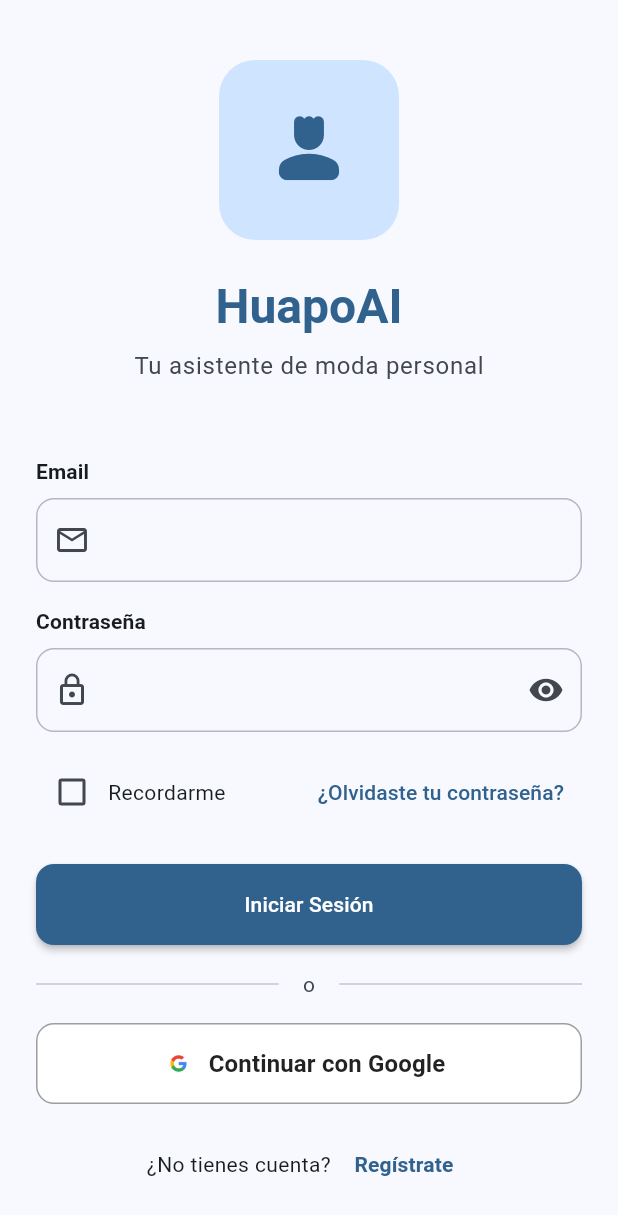
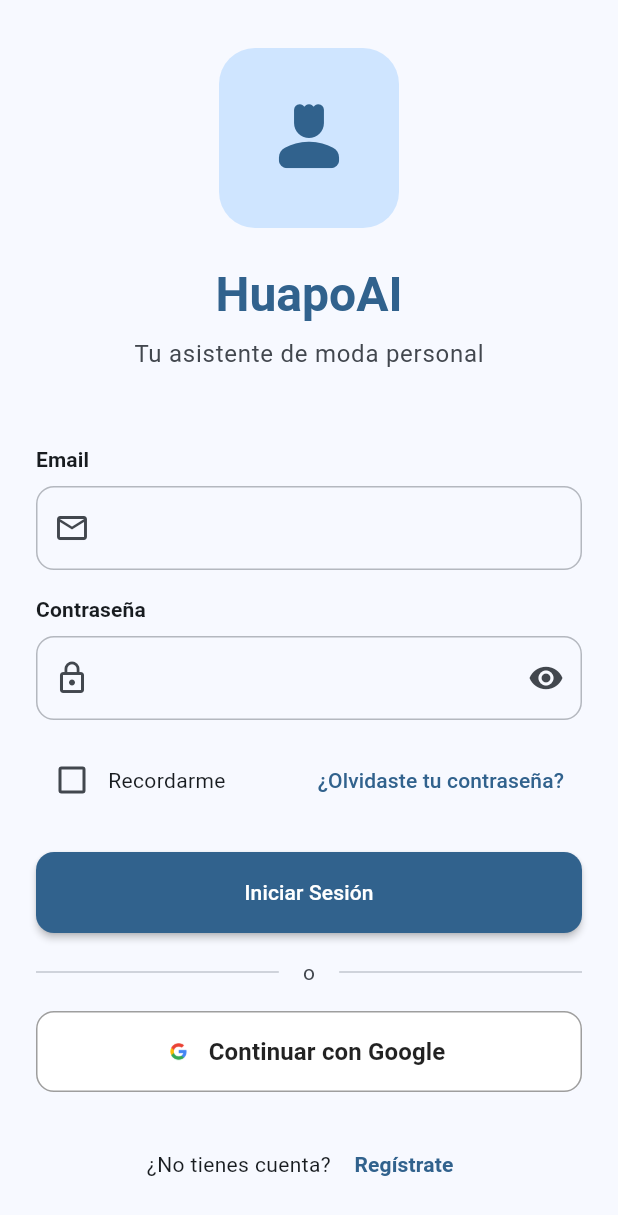
Before and after one commit to TheReeds/HaupoAI, a Flutter app: the screen it shows after launch, on a phone screen of 412 x 824 dp. Shown: the top 1215 px of the screen. Run offline on Flutter 3.47's test engine with Material 3 defaults, Android fonts, the phone set to English and light mode, and no system bars; our stand-ins replace cached_network_image, cloud_firestore, firebase_auth, firebase_core, firebase_storage, go_router and 2 more; accounts and stored records are empty.

Commit message:
fix: corrección de bugs visuales en login y home

```diff
--- a/lib/presentation/screens/auth/login_screen.dart
+++ b/lib/presentation/screens/auth/login_screen.dart
@@ -138,16 +138,23 @@ class _LoginScreenState extends State<LoginScreen> {
   @override
   Widget build(BuildContext context) {
     return Scaffold(
+      resizeToAvoidBottomInset: true,
       body: SafeArea(
+        child: SingleChildScrollView(
+          reverse: true,
           child: Padding(
-          padding: const EdgeInsets.all(24.0),
+            padding: EdgeInsets.only(
+              left: 24.0,
+              right: 24.0,
+              top: 24.0,
+              bottom: MediaQuery.of(context).viewInsets.bottom + 24.0,
+            ),
             child: Form(
               key: _formKey,
               child: Column(
                 crossAxisAlignment: CrossAxisAlignment.stretch,
                 children: [
-                const Spacer(),
-
+                  const SizedBox(height: 24),
                   // Logo y título
                   Column(
                     children: [
@@ -181,9 +188,7 @@ class _LoginScreenState extends State<LoginScreen> {
                       ),
                     ],
                   ),
-
                   const SizedBox(height: 48),
-
                   // Formulario
                   CustomTextField(
                     label: 'Email',
@@ -192,9 +197,7 @@ class _LoginScreenState extends State<LoginScreen> {
                     prefixIcon: Icons.email_outlined,
                     validator: Validators.validateEmail,
                   ),
-
                   const SizedBox(height: 16),
-
                   CustomTextField(
                     label: 'Contraseña',
                     controller: _passwordController,
@@ -202,9 +205,7 @@ class _LoginScreenState extends State<LoginScreen> {
                     prefixIcon: Icons.lock_outline,
                     validator: Validators.validatePassword,
                   ),
-
                   const SizedBox(height: 16),
-
                   // Remember me y forgot password
                   Row(
                     children: [
@@ -224,9 +225,7 @@ class _LoginScreenState extends State<LoginScreen> {
                       ),
                     ],
                   ),
-
                   const SizedBox(height: 24),
-
                   // Botón de login
                   Consumer<AuthProvider>(
                     builder: (context, authProvider, _) {
@@ -238,9 +237,7 @@ class _LoginScreenState extends State<LoginScreen> {
                       );
                     },
                   ),
-
                   const SizedBox(height: 16),
-
                   // Divider
                   Row(
                     children: [
@@ -257,9 +254,7 @@ class _LoginScreenState extends State<LoginScreen> {
                       const Expanded(child: Divider()),
                     ],
                   ),
-
                   const SizedBox(height: 16),
-
                   // Google Sign-In
                   Consumer<AuthProvider>(
                     builder: (context, authProvider, _) {
@@ -269,9 +264,7 @@ class _LoginScreenState extends State<LoginScreen> {
                       );
                     },
                   ),
-
-                const Spacer(),
-
+                  const SizedBox(height: 24),
                   // Register link
                   Row(
                     mainAxisAlignment: MainAxisAlignment.center,
@@ -291,6 +284,7 @@ class _LoginScreenState extends State<LoginScreen> {
             ),
           ),
         ),
+      ),
     );
   }
 }
```
Also changed, not shown: lib/presentation/screens/home/home_screen.dart (+19 -3 lines), 1 other file. Lines whose indentation alone changed are shown as unchanged.
